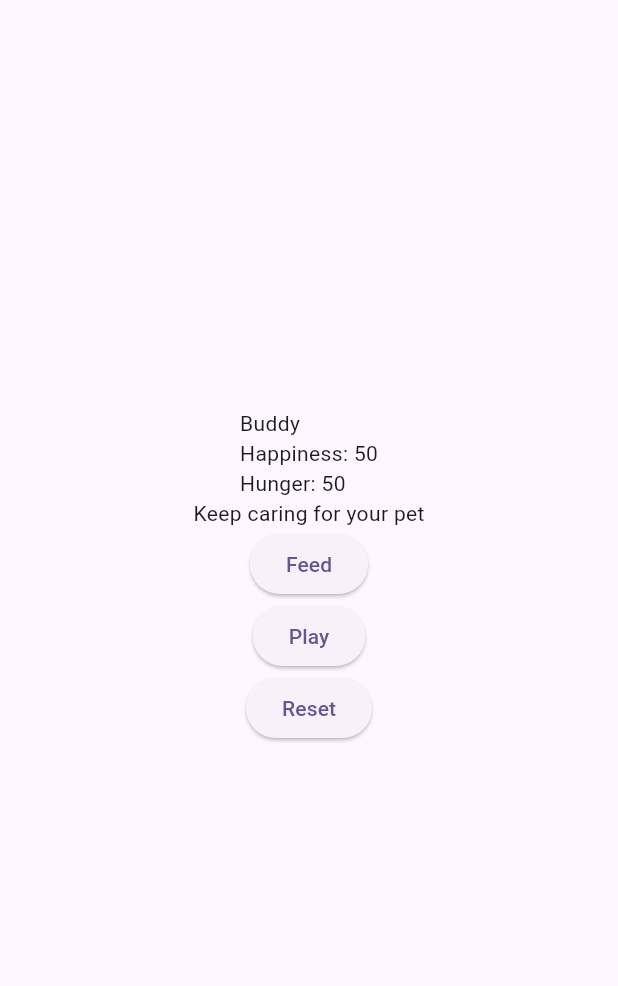
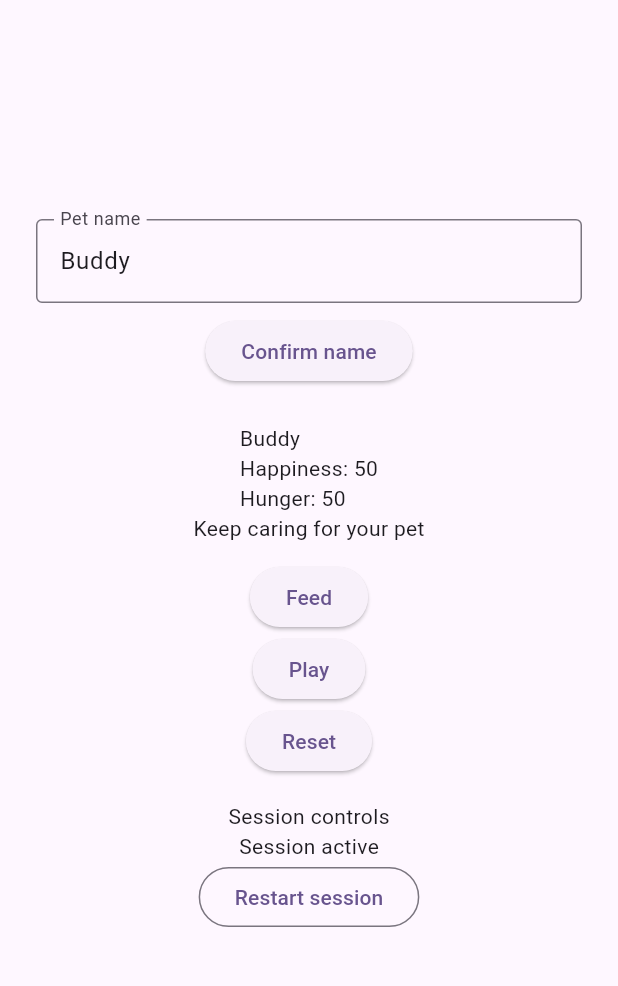
Before and after one commit to emmanuelori00/MADPro, a Flutter app: the screen it shows after launch, on a phone screen of 412 x 824 dp, the part 84-1070 px from its top. Run offline on Flutter 3.47's test engine with Material 3 defaults, Android fonts, the phone set to English and light mode, and no system bars.

Commit message:
Add pet name confirmation and session restart controls

```diff
--- a/lib/main.dart
+++ b/lib/main.dart
@@ -1,105 +1,69 @@
 import 'dart:async';
-
 import 'package:flutter/material.dart';
-
 void main() {
   runApp(const MyApp());
 }
-
 class MyApp extends StatelessWidget {
   const MyApp({super.key});
-
-  // This widget is the root of your application.
   @override
   Widget build(BuildContext context) {
     return MaterialApp(
       title: 'Digital Pet State',
       theme: ThemeData(
-        // This is the theme of your application.
-        //
-        // TRY THIS: Try running your application with "flutter run". You'll see
-        // the application has a purple toolbar. Then, without quitting the app,
-        // try changing the seedColor in the colorScheme below to Colors.green
-        // and then invoke "hot reload" (save your changes or press the "hot
-        // reload" button in a Flutter-supported IDE, or press "r" if you used
-        // the command line to start the app).
-        //
-        // Notice that the counter didn't reset back to zero; the application
-        // state is not lost during the reload. To reset the state, use hot
-        // restart instead.
-        //
-        // This works for code too, not just values: Most code changes can be
-        // tested with just a hot reload.
-        colorScheme: .fromSeed(seedColor: Colors.deepPurple),
+        colorScheme: ColorScheme.fromSeed(seedColor: Colors.deepPurple),
       ),
       home: const MyHomePage(title: 'Digital Pet'),
     );
   }
 }
-
 class MyHomePage extends StatefulWidget {
   const MyHomePage({super.key, required this.title});
-
-  // This widget is the home page of your application. It is stateful, meaning
-  // that it has a State object (defined below) that contains fields that affect
-  // how it looks.
-
-  // This class is the configuration for the state. It holds the values (in this
-  // case the title) provided by the parent (in this case the App widget) and
-  // used by the build method of the State. Fields in a Widget subclass are
-  // always marked "final".
-
   final String title;
-
   @override
   State<MyHomePage> createState() => _MyHomePageState();
 }
-
 class _MyHomePageState extends State<MyHomePage> {
   String petName = 'Buddy';
   int happiness = 50;
   int hunger = 50;
   String outcome = 'playing';
+  final TextEditingController _nameController =
+      TextEditingController(text: 'Buddy');
+  String? _nameError;
   Timer? _hungerTimer;
   Timer? _winTimer;
-
+  bool _restartDialogOpen = false;
   @override
   Widget build(BuildContext context) {
-    // This method is rerun every time setState is called, for instance as done
-    // by the _incrementCounter method above.
-    //
-    // The Flutter framework has been optimized to make rerunning build methods
-    // fast, so that you can just rebuild anything that needs updating rather
-    // than having to individually change instances of widgets.
     return Scaffold(
       appBar: AppBar(
-        // TRY THIS: Try changing the color here to a specific color (to
-        // Colors.amber, perhaps?) and trigger a hot reload to see the AppBar
-        // change color while the other colors stay the same.
         backgroundColor: Theme.of(context).colorScheme.inversePrimary,
-        // Here we take the value from the MyHomePage object that was created by
-        // the App.build method, and use it to set our appbar title.
         title: Text(widget.title),
       ),
       body: Center(
-        // Center is a layout widget. It takes a single child and positions it
-        // in the middle of the parent.
+        child: SingleChildScrollView(
+          padding: const EdgeInsets.all(24),
+          child: ConstrainedBox(
+            constraints: const BoxConstraints(maxWidth: 420),
             child: Column(
-          // Column is also a layout widget. It takes a list of children and
-          // arranges them vertically. By default, it sizes itself to fit its
-          // children horizontally, and tries to be as tall as its parent.
-          //
-          // Column has various properties to control how it sizes itself and
-          // how it positions its children. Here we use mainAxisAlignment to
-          // center the children vertically; the main axis here is the vertical
-          // axis because Columns are vertical (the cross axis would be
-          // horizontal).
-          //
-          // TRY THIS: Invoke "debug painting" (choose the "Toggle Debug Paint"
-          // action in the IDE, or press "p" in the console), to see the
-          // wireframe for each widget.
-          mainAxisAlignment: .center,
+              mainAxisAlignment: MainAxisAlignment.center,
               children: [
+                TextField(
+                  controller: _nameController,
+                  decoration: InputDecoration(
+                    labelText: 'Pet name',
+                    errorText: _nameError,
+                    border: const OutlineInputBorder(),
+                  ),
+                  textInputAction: TextInputAction.done,
+                  onSubmitted: (_) => _confirmName(),
+                ),
+                const SizedBox(height: 8),
+                ElevatedButton(
+                  onPressed: _confirmName,
+                  child: const Text('Confirm name'),
+                ),
+                const SizedBox(height: 24),
                 Text('$petName\nHappiness: $happiness\nHunger: $hunger'),
                 Text(
                   outcome == 'won'
@@ -108,6 +72,7 @@ class _MyHomePageState extends State<MyHomePage> {
                           ? 'Game over'
                           : 'Keep caring for your pet',
                 ),
+                const SizedBox(height: 12),
                 ElevatedButton(
                   onPressed: outcome == 'playing' ? feed : null,
                   child: const Text('Feed'),
@@ -116,22 +81,87 @@ class _MyHomePageState extends State<MyHomePage> {
                   onPressed: outcome == 'playing' ? play : null,
                   child: const Text('Play'),
                 ),
-            ElevatedButton(onPressed: reset, child: const Text('Reset')),
+                ElevatedButton(
+                  onPressed: reset,
+                  child: const Text('Reset'),
+                ),
+                const SizedBox(height: 16),
+                const Text('Session controls'),
+                Text(
+                  outcome == 'playing'
+                      ? 'Session active'
+                      : 'Session ended — restart to care for your pet again',
+                ),
+                OutlinedButton(
+                  onPressed: _restartDialogOpen ? null : _confirmRestart,
+                  child: const Text('Restart session'),
+                ),
               ],
+            ),
+          ),
         ),
       ),
     );
   }
+  void _confirmName() {
+    final name = _nameController.text.trim();
+    if (name.isEmpty) {
+      setState(() {
+        _nameError = 'Enter a pet name.';
+      });
+      return;
+    }
+setState(() {
+  petName = name;
+  _nameError = null;
+  _nameController.text = name;
+});
+FocusScope.of(context).unfocus();
+  }
+  Future<void> _confirmRestart() async {
+    if (_restartDialogOpen) return;
+    setState(() {
+      _restartDialogOpen = true;
+    });
+final confirmed = await showDialog<bool>(
+  context: context,
+  builder: (dialogContext) {
+    return AlertDialog(
+      title: const Text('Restart session?'),
+      content: const Text(
+        'Happiness and hunger will return to 50. '
+        'The current outcome and win countdown will reset. '
+        'Your confirmed pet name will stay the same.',
+      ),
+      actions: [
+        TextButton(
+          onPressed: () => Navigator.pop(dialogContext, false),
+          child: const Text('Cancel'),
+        ),
+        FilledButton(
+          onPressed: () => Navigator.pop(dialogContext, true),
+          child: const Text('Restart'),
+        ),
+      ],
+    );
+  },
+);
 
+if (!mounted) return;
+setState(() {
+  _restartDialogOpen = false;
+});
+if (confirmed == true) reset();
+  }
   void feed() {
     if (outcome != 'playing') return;
     setState(() {
       hunger = (hunger - 10).clamp(0, 100).toInt();
-      happiness = (happiness + (hunger < 30 ? -20 : 10)).clamp(0, 100).toInt();
+      happiness =
+          (happiness + (hunger < 30 ? -20 : 10)).clamp(0, 100).toInt();
       _checkOutcome();
     });
   }
-
   void play() {
     if (outcome != 'playing') return;
     setState(() {
@@ -140,8 +170,6 @@ class _MyHomePageState extends State<MyHomePage> {
       _checkOutcome();
     });
   }
-
-  // Called inside each action/tick's state update so related changes rebuild together.
   void _checkOutcome() {
     if (outcome != 'playing') return;
 if (hunger == 100 && happiness <= 10) {
@@ -149,12 +177,14 @@ class _MyHomePageState extends State<MyHomePage> {
   _cancelTimers();
   return;
 }
+
 if (happiness <= 80) {
   _winTimer?.cancel();
   _winTimer = null;
   return;
 }
-    // Do not restart an existing countdown while happiness stays above 80.
+
+// Keep the existing countdown while happiness remains above 80.
 _winTimer ??= Timer(const Duration(minutes: 3), () {
   _winTimer = null;
   if (!mounted || outcome != 'playing' || happiness <= 80) return;
@@ -164,14 +194,12 @@ class _MyHomePageState extends State<MyHomePage> {
   });
 });
   }
-
   void _cancelTimers() {
     _hungerTimer?.cancel();
     _hungerTimer = null;
     _winTimer?.cancel();
     _winTimer = null;
   }
-
   void reset() {
     _cancelTimers();
     setState(() {
@@ -181,7 +209,6 @@ class _MyHomePageState extends State<MyHomePage> {
     });
     startHungerTimer();
   }
-
   void startHungerTimer() {
     _hungerTimer?.cancel();
     _hungerTimer = Timer.periodic(const Duration(seconds: 30), (timer) {
@@ -199,16 +226,15 @@ class _MyHomePageState extends State<MyHomePage> {
       });
     });
   }
-
   @override
   void initState() {
     super.initState();
     startHungerTimer();
   }
-
   @override
   void dispose() {
     _cancelTimers();
+    _nameController.dispose();
     super.dispose();
   }
 }
```
Lines whose indentation alone changed are shown as unchanged.
